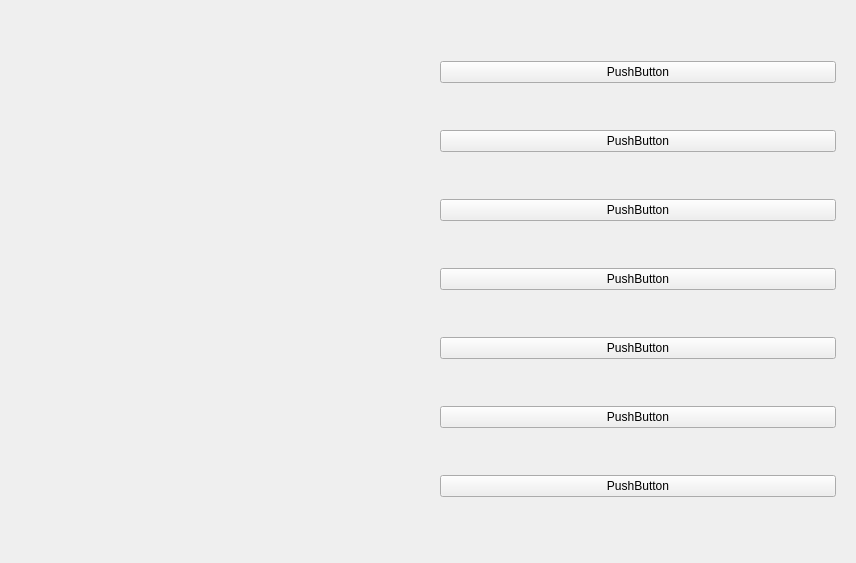
The window that energy/ui/test01/ui_charts.ui (AgueroZzz/Electric-energy-detection) describes before a commit, drawn with Qt 5.
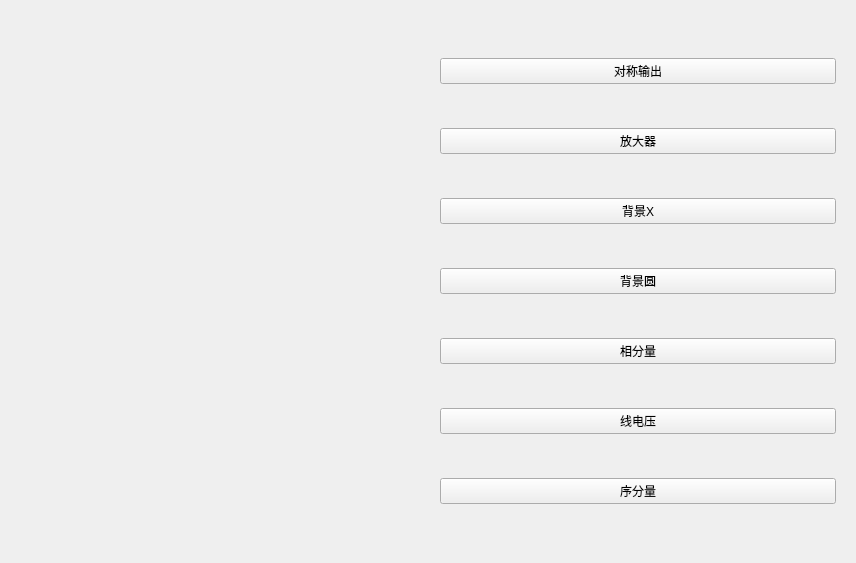
The same window after the commit.

The edit to the form file:
```diff
--- a/energy/ui/test01/ui_charts.ui
+++ b/energy/ui/test01/ui_charts.ui
@@ -23,49 +23,49 @@
       <item>
        <widget class="QPushButton" name="pushButton">
         <property name="text">
-         <string>PushButton</string>
+         <string>对称输出</string>
         </property>
        </widget>
       </item>
       <item>
        <widget class="QPushButton" name="pushButton_2">
         <property name="text">
-         <string>PushButton</string>
+         <string>放大器</string>
         </property>
        </widget>
       </item>
       <item>
        <widget class="QPushButton" name="pushButton_3">
         <property name="text">
-         <string>PushButton</string>
+         <string>背景X</string>
         </property>
        </widget>
       </item>
       <item>
        <widget class="QPushButton" name="pushButton_4">
         <property name="text">
-         <string>PushButton</string>
+         <string>背景圆</string>
         </property>
        </widget>
       </item>
       <item>
        <widget class="QPushButton" name="pushButton_5">
         <property name="text">
-         <string>PushButton</string>
+         <string>相分量</string>
         </property>
        </widget>
       </item>
       <item>
        <widget class="QPushButton" name="pushButton_6">
         <property name="text">
-         <string>PushButton</string>
+         <string>线电压</string>
         </property>
        </widget>
       </item>
       <item>
        <widget class="QPushButton" name="pushButton_7">
         <property name="text">
-         <string>PushButton</string>
+         <string>序分量</string>
         </property>
        </widget>
       </item>
```
Left out of the diff: 2 changed lines with no effect on the pictures.
